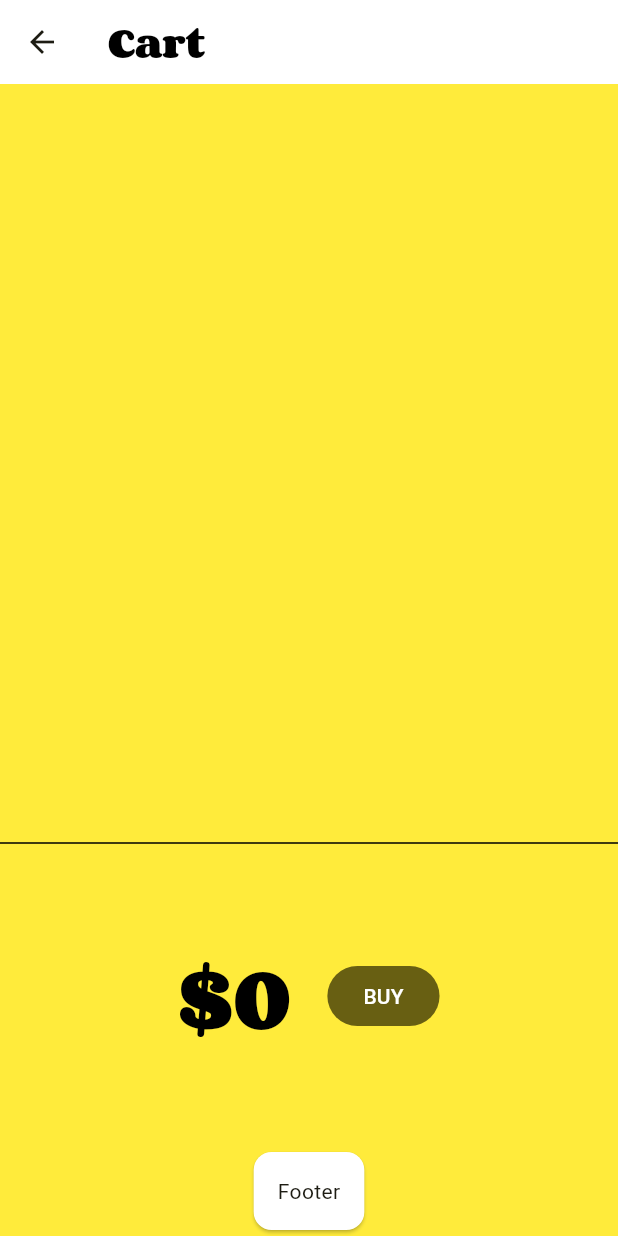
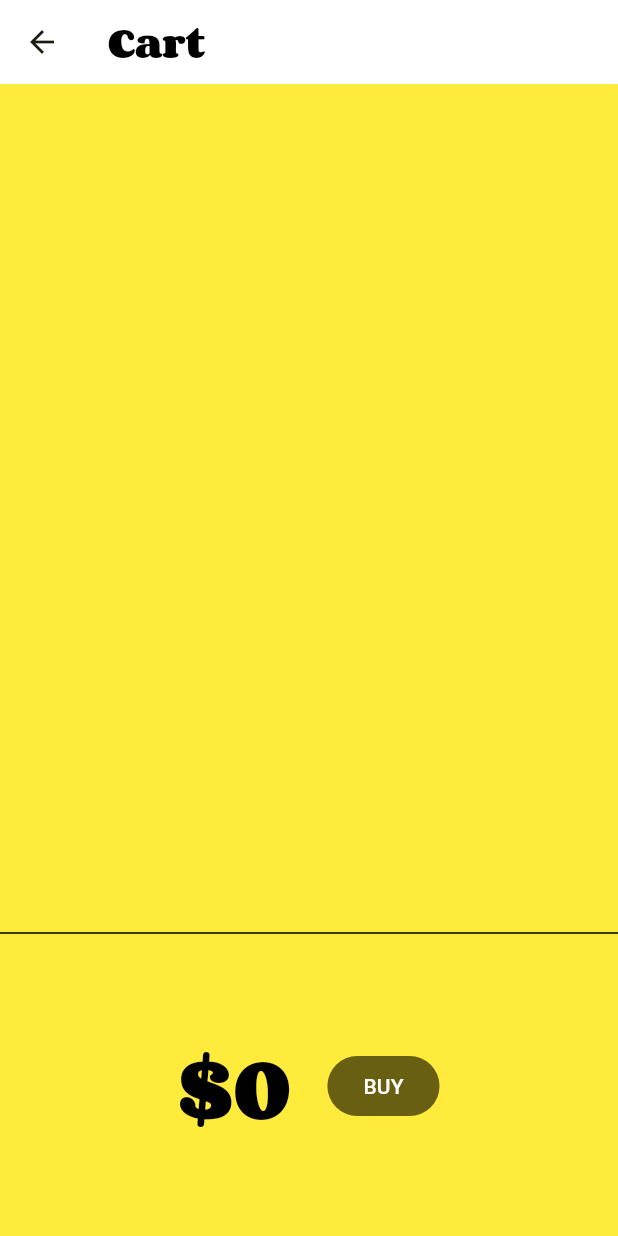
Before and after one commit to pellucidit/provider_shopper, a Flutter app: the MyCart screen opened by its route, on a phone screen of 412 x 824 dp. Run offline on Flutter 3.47's test engine with Material 3 defaults, Android fonts, the phone set to English and light mode, and no system bars; our stand-ins replace flutter_riverpod, go_router, riverpod_annotation; missing offline and left inert: window_size; generated files the repository leaves out were written again.

```diff
--- a/lib/screens/cart.dart
+++ b/lib/screens/cart.dart
@@ -4,8 +4,7 @@
 
 import 'package:flutter/material.dart';
 import 'package:flutter_riverpod/flutter_riverpod.dart';
-import 'package:provider_shopper/provider.dart';
-import '../common/footer.dart';
+import 'package:provider_shopper/models/cart.dart';
 
 class MyCart extends StatelessWidget {
   const MyCart({super.key});
@@ -29,7 +28,6 @@ class MyCart extends StatelessWidget {
             ),
             const Divider(height: 4, color: Colors.black),
             _CartTotal(),
-            Footer(),
           ],
         ),
       ),
@@ -41,23 +39,20 @@ class _CartList extends ConsumerWidget {
   @override
   Widget build(BuildContext context, WidgetRef ref) {
     var itemNameStyle = Theme.of(context).textTheme.titleLarge;
-    // This gets the current state of CartModel and also tells Flutter
-    // to rebuild this widget when CartModel notifies listeners (in other words,
-    // when it changes).
     var cart = ref.watch(cartModelProvider);
 
     return ListView.builder(
-      itemCount: cart.items.length,
+      itemCount: cart.length,
       itemBuilder: (context, index) => ListTile(
         leading: const Icon(Icons.done),
         trailing: IconButton(
           icon: const Icon(Icons.remove_circle_outline),
           onPressed: () {
-            cart.remove(cart.items[index]);
+            ref.read(cartModelProvider.notifier).remove(cart[index]);
           },
         ),
         title: Text(
-          cart.items[index].name,
+          cart[index].name,
           style: itemNameStyle,
         ),
       ),
@@ -65,11 +60,12 @@ class _CartList extends ConsumerWidget {
   }
 }
 
-class _CartTotal extends StatelessWidget {
+class _CartTotal extends ConsumerWidget {
   @override
-  Widget build(BuildContext context) {
+  Widget build(BuildContext context, WidgetRef ref) {
     var hugeStyle =
         Theme.of(context).textTheme.displayLarge!.copyWith(fontSize: 48);
+    final cart = ref.watch(cartModelProvider.notifier);
 
     return SizedBox(
       height: 200,
@@ -77,18 +73,7 @@ class _CartTotal extends StatelessWidget {
         child: Row(
           mainAxisAlignment: MainAxisAlignment.center,
           children: [
-            // Another way to listen to a model's change is to include
-            // the Consumer widget. This widget will automatically listen
-            // to CartModel and rerun its builder on every change.
-            //
-            // The important thing is that it will not rebuild
-            // the rest of the widgets in this build method.
-            Consumer(
-                builder: (context, ref, child) {
-                    final cart = ref.watch(cartModelProvider);
-                    return Text('\$${cart.totalPrice}', style: hugeStyle);
-                },
-            ),
+            Text('\$${cart.totalPrice}', style: hugeStyle),
             const SizedBox(width: 24),
             FilledButton(
               onPressed: () {
--- a/lib/screens/login.dart
+++ b/lib/screens/login.dart
@@ -4,8 +4,7 @@
 
 import 'package:flutter/material.dart';
 import 'package:go_router/go_router.dart';
-import '../common/footer.dart';
-
+//import '../common/footer.dart';
 
 class MyLogin extends StatelessWidget {
   const MyLogin({super.key});
@@ -46,7 +45,7 @@ class MyLogin extends StatelessWidget {
                 ),
                 child: const Text('ENTER'),
               ),
-              Footer(),
+              // Footer(),
             ],
           ),
         ),
```
Also changed, not shown: lib/main.dart (+6 -6 lines), lib/models/cart.dart (+15 -13 lines), lib/models/catalog.dart (+10 -9 lines), lib/screens/catalog.dart (+13 -32 lines), pubspec.yaml (+4 -3 lines), lib/models/cart.g.dart (added), lib/models/catalog.g.dart (added), pubspec.lock.
